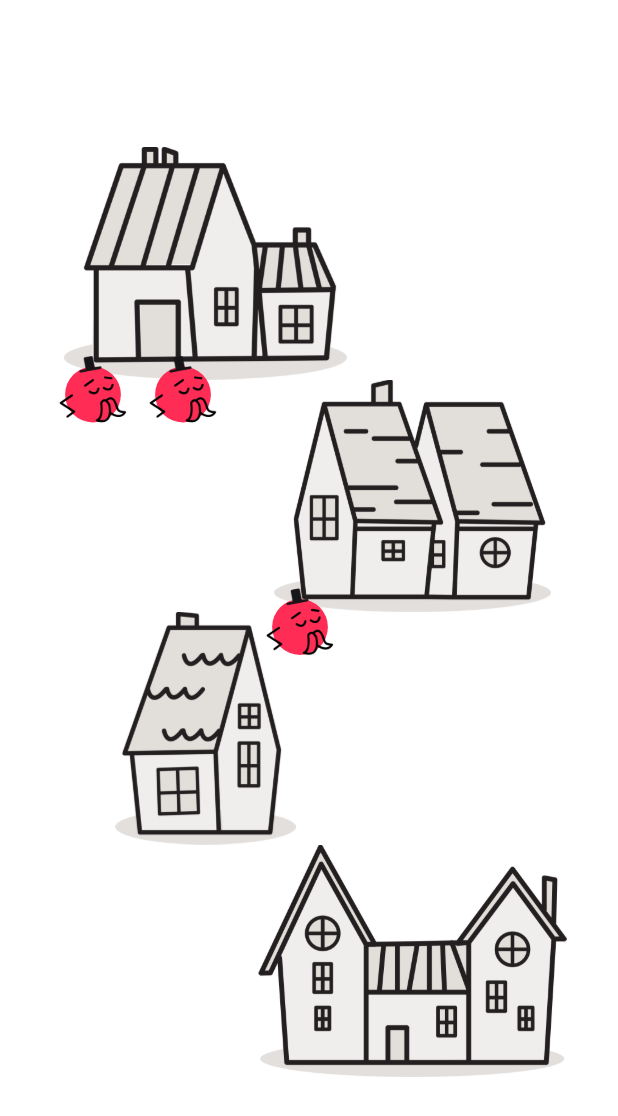
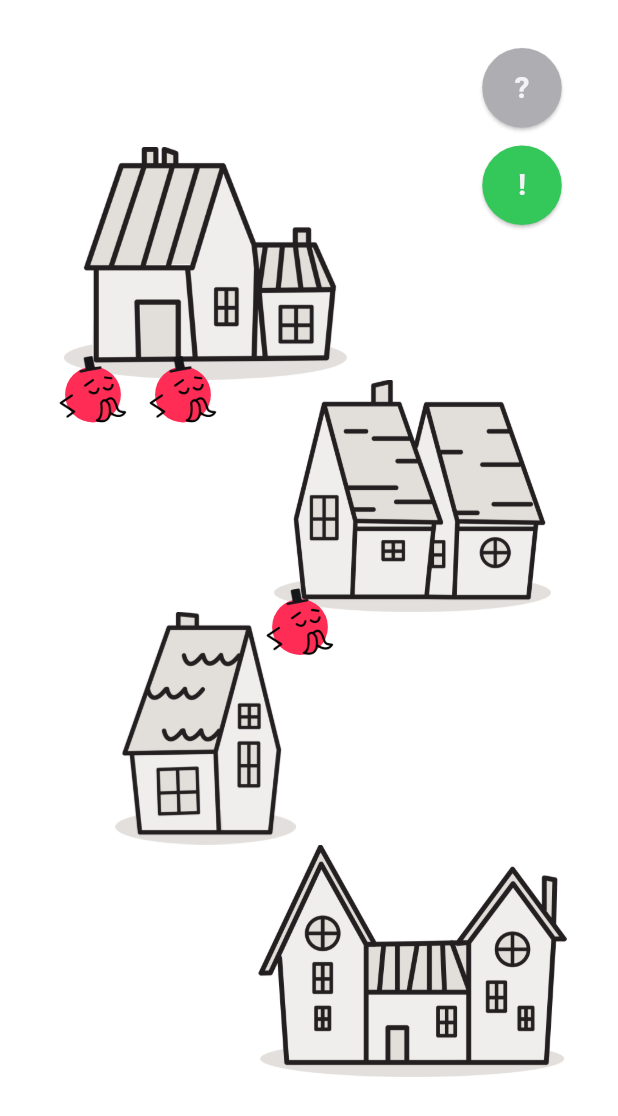
Before and after one commit to herpichRmit/Doorbell, a Flutter app: the screen it shows once a user with an empty profile is signed in, on a phone screen of 412 x 824 dp. Shown: the top 1116 px of the screen. Run offline on Flutter 3.47's test engine with Material 3 defaults, Android fonts, the phone set to English and light mode, and no system bars; our stand-ins replace cloud_firestore, firebase_auth, firebase_core; missing offline and left inert: dart:ffi; accounts and stored records are empty; Roboto replaces fonts that are missing (Helvetica Neue).

Commit message:
Added help and notification pop up sheets.

```diff
--- a/lib/pages/home.dart
+++ b/lib/pages/home.dart
@@ -8,12 +8,16 @@ import 'package:doorbell/pages/start.dart';
 import 'package:doorbell/pages/debug.dart';
 import 'package:doorbell/pages/feed.dart';
 import 'startNeighbourhood.dart';
+import 'package:doorbell/pages/popupView.dart';
+import 'package:doorbell/pages/doorbellNotification.dart';
 
 import 'package:doorbell/pages/debug.dart';
 import '../components/splashSmallText.dart';
 import '../components/textField.dart';
 import '../components/button.dart';
 import '../components/houseButton.dart';
+import 'package:doorbell/pages/help.dart';
+
 
 
 
@@ -44,7 +48,9 @@ class _HomePageState extends State<HomePage> {
       body: SafeArea(
         child: Padding(
           padding: const EdgeInsets.all(32), // 16 is apple HIGs standard, lets do 32 for onboarding screens.
-          child: Column(
+          child: Stack(
+            children: [
+              Column(
                 crossAxisAlignment: CrossAxisAlignment.center,
                 mainAxisAlignment: MainAxisAlignment.center,
                 children: [
@@ -96,24 +102,75 @@ class _HomePageState extends State<HomePage> {
                   ),
 
 
-              SizedBox(height: 48,)
-
-
-              /*
-              Button(
-                text: 'debug',
-                onPressed: () async {
-
+                  SizedBox(height: 48,),
+                ],
+              ),
+              Row(
+                children: [
+                  Spacer(),
+                  Column(
+                    children: [
+                      ElevatedButton(
+                        child: Text('?',
+                          style: TextStyle(
+                          fontSize: 20, // Text size
+                          fontWeight: FontWeight.bold, // Bold text
+                          color: CupertinoColors.systemGrey6,
+                          )
+                        ),
+                        onPressed: () {
                           Navigator.of(context).push(
-                    MaterialPageRoute(builder: (context) => DebugPage())
+                            MaterialPageRoute(builder: (context) => HelpPage())
                           );
                         },
-              ),*/
+                        style: ElevatedButton.styleFrom(
+                            backgroundColor: CupertinoColors.systemGrey2, // TODO: link to notification object
+                            shape: CircleBorder(),
+                            padding: EdgeInsets.all(12),
+                          )
+                      ),
+
+                      SizedBox(height: 12),
+
+                      ElevatedButton(
+                        child: Text('!',
+                          style: TextStyle(
+                          fontSize: 20, // Text size
+                          fontWeight: FontWeight.bold, // Bold text
+                          color:CupertinoColors.systemGrey6,
+                          )
+                        ),
+                        onPressed: () => _showDoorbellPopupSheet(context, isEditiable: true, isNew: true),
+                        style: ElevatedButton.styleFrom(
+                          backgroundColor: CupertinoColors.systemGreen, // TODO: link to notification object
+                          shape: CircleBorder(),
+                          padding: EdgeInsets.all(12),
+                        )
+                      ),
                   ],
+                ),
+              ],),
+            ]
           ),
         ),
       ),
     );
   }
 
+
+
+  void _showDoorbellPopupSheet(BuildContext context, {required bool isEditiable, required bool isNew}) {
+    showModalBottomSheet(
+      context: context,
+      isScrollControlled: true,
+      backgroundColor: Colors.transparent,
+      builder: (BuildContext context) {
+        return DoorbellPopupSheet(
+          name: 'Ethan',
+          avatarPath: 'assets/images/avatars/avatar1.png',
+          avatarColor: CupertinoColors.activeGreen,
+        );
+      },
+    );
   }
+}
```
Also changed, not shown: lib/pages/doorbellNotification.dart (added, +76 -0 lines), lib/pages/help.dart (added, +218 -0 lines). Lines whose indentation alone changed are shown as unchanged.
